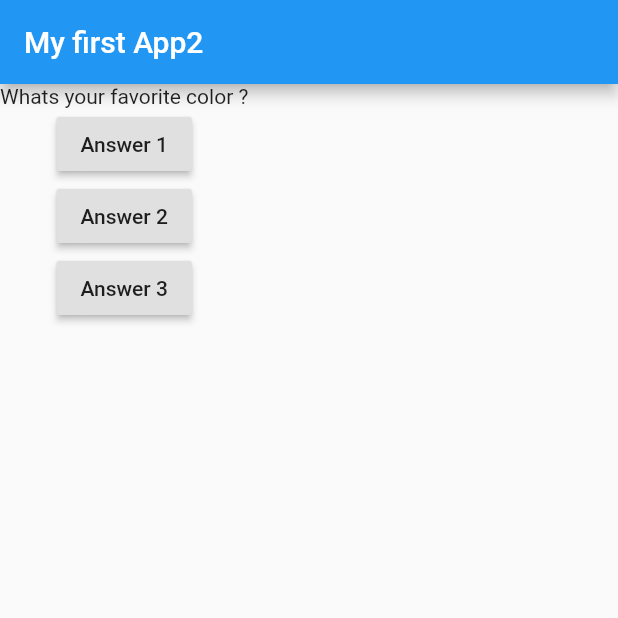
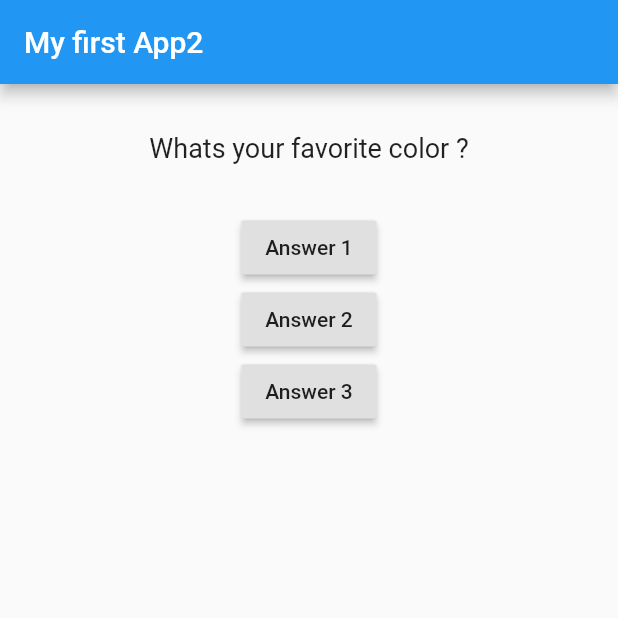
Before and after one commit to kamgolabek/Flutter-Crash-Course-for-Beginners-2019, a Flutter app: the screen it shows after launch, on a phone screen of 412 x 824 dp, the top half of it. Run offline on Flutter 3.47's test engine with Material 2 defaults, Android fonts, the phone set to English and light mode, and no system bars.

Commit message:
styling widget\

```diff
--- a/lib/main.dart
+++ b/lib/main.dart
@@ -1,4 +1,6 @@
 import 'package:flutter/material.dart';
+
+import './questions.dart';
 
 void main(List<String> args) {
   runApp(MyApp());
@@ -37,7 +39,7 @@ class _MyAppState extends State<MyApp> {
         ),
         body: Column(
           children: [
-            Text(questions[_questionIndex]),
+            Question(questions[_questionIndex]),
             RaisedButton(
               child: Text('Answer 1'),
               onPressed: answerQuestion,
--- a/lib/questions.dart
+++ b/lib/questions.dart
@@ -1,10 +1,20 @@
 import 'package:flutter/material.dart';
 
 class Question extends StatelessWidget {
+  final String questionText;
+
+  Question(this.questionText);
+
   @override
   Widget build(BuildContext context) {
     return Container(
-
+      width: double.infinity,
+      margin: EdgeInsets.all(32),
+      child: Text(
+        questionText,
+        style: TextStyle(fontSize: 18),
+        textAlign: TextAlign.center,
+      ),
     );
   }
 }
```
